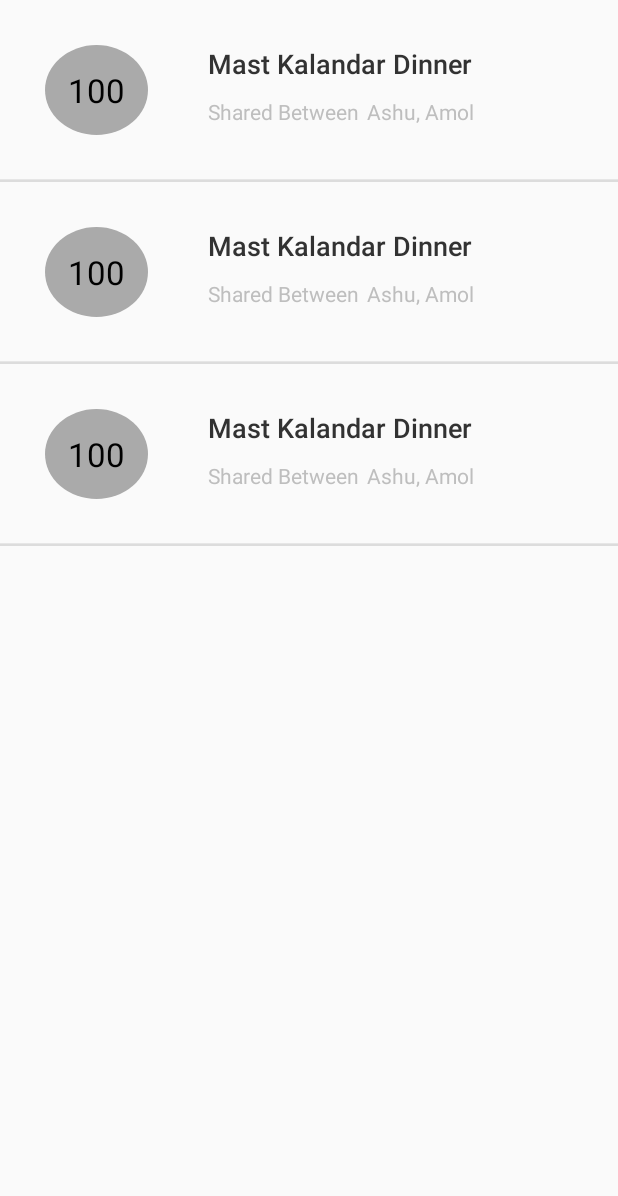
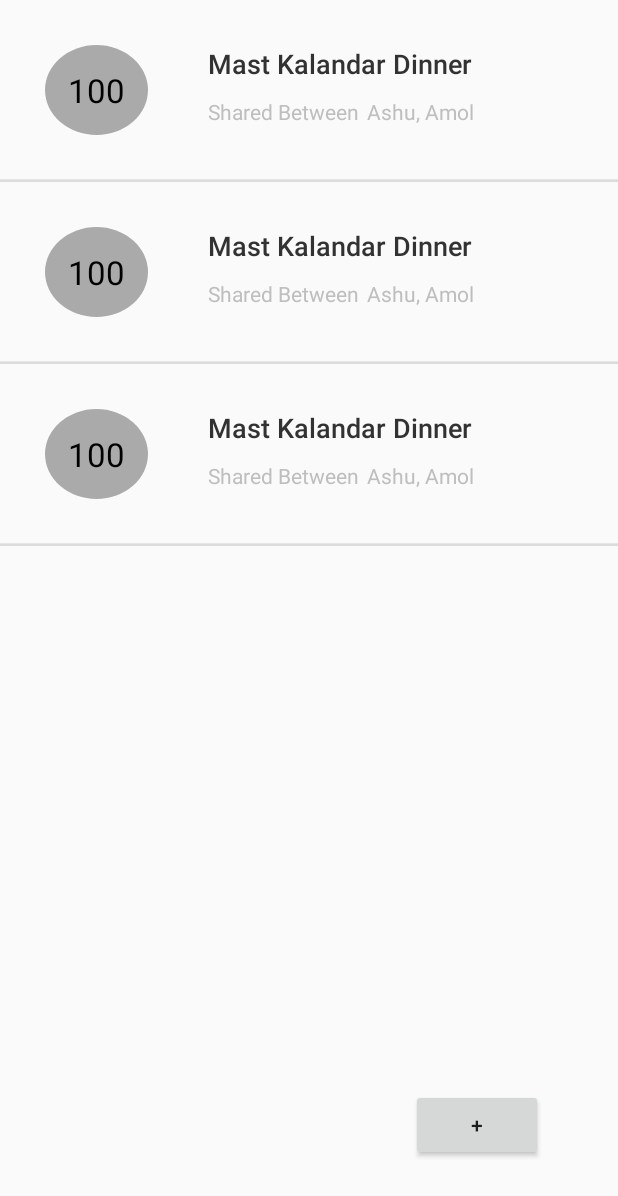
Before and after one commit to aashudwivedi/MoneyDroid, an Android app: the layout expense_list.xml on its own in the app's theme, with its tools: preview values and no code run, on a phone screen of 412 x 824 dp. Shown: the top 1196 px of the screen. Run offline under Robolectric (Android 15) with nearby library versions, the phone set to English and light mode, and no system bars.

Commit message:
Removed AddExpenseFragemnt from viewPager and moved it to on click of FAB

```diff
--- a/MoneyDroid/app/src/main/AndroidManifest.xml
+++ b/MoneyDroid/app/src/main/AndroidManifest.xml
@@ -45,6 +45,9 @@
         <activity android:name=".ui.FriendPickerActivity"
             android:label="@string/app_name" />
 
+        <activity android:name=".ui.AddExpenseActivity"
+            android:label="AddExpense"></activity>
+
         <service
                 android:name=".sync.AuthenticatorService">
             <intent-filter>
--- a/MoneyDroid/app/src/main/res/layout/expense_list.xml
+++ b/MoneyDroid/app/src/main/res/layout/expense_list.xml
@@ -1,9 +1,23 @@
 <?xml version="1.0" encoding="utf-8"?>
-<ListView xmlns:android="http://schemas.android.com/apk/res/android"
-    android:id="@android:id/list"
-    xmlns:tools="http://schemas.android.com/tools"
+<FrameLayout
+    xmlns:android="http://schemas.android.com/apk/res/android"
     android:layout_width="match_parent"
-    android:layout_height="match_parent"
-    tools:listitem="@layout/list_item_transaction">
+    android:layout_height="match_parent">
 
-</ListView>
+    <ListView
+        android:id="@android:id/list"
+        xmlns:tools="http://schemas.android.com/tools"
+        android:layout_width="match_parent"
+        android:layout_height="match_parent"
+        tools:listitem="@layout/list_item_transaction">
+    </ListView>
+
+    <Button
+        android:id="@+id/add_expense_button"
+        android:text="+"
+        android:layout_marginBottom="50dp"
+        android:layout_marginRight="50dp"
+        android:layout_width="wrap_content"
+        android:layout_height="wrap_content"
+        android:layout_gravity="bottom|right"/>
+</FrameLayout>
--- a/MoneyDroid/app/src/main/res/values/dimens.xml
+++ b/MoneyDroid/app/src/main/res/values/dimens.xml
@@ -2,5 +2,4 @@
     <!-- Default screen margins, per the Android Design guidelines. -->
     <dimen name="activity_horizontal_margin">16dp</dimen>
     <dimen name="activity_vertical_margin">16dp</dimen>
-
-    </resources>
+</resources>
```
Also changed, not shown: MoneyDroid/app/src/main/java/com/moneydroid/app/ui/AddExpenseActivity.java (added, +17 -0 lines), MoneyDroid/app/src/main/java/com/moneydroid/app/ui/ExpenseListFragment.java (+16 -4 lines), MoneyDroid/app/src/main/java/com/moneydroid/app/ui/MainActivity.java (+2 -7 lines), MoneyDroid/app/src/main/res/layout/activity_add_expense.xml (added, +12 -0 lines).
